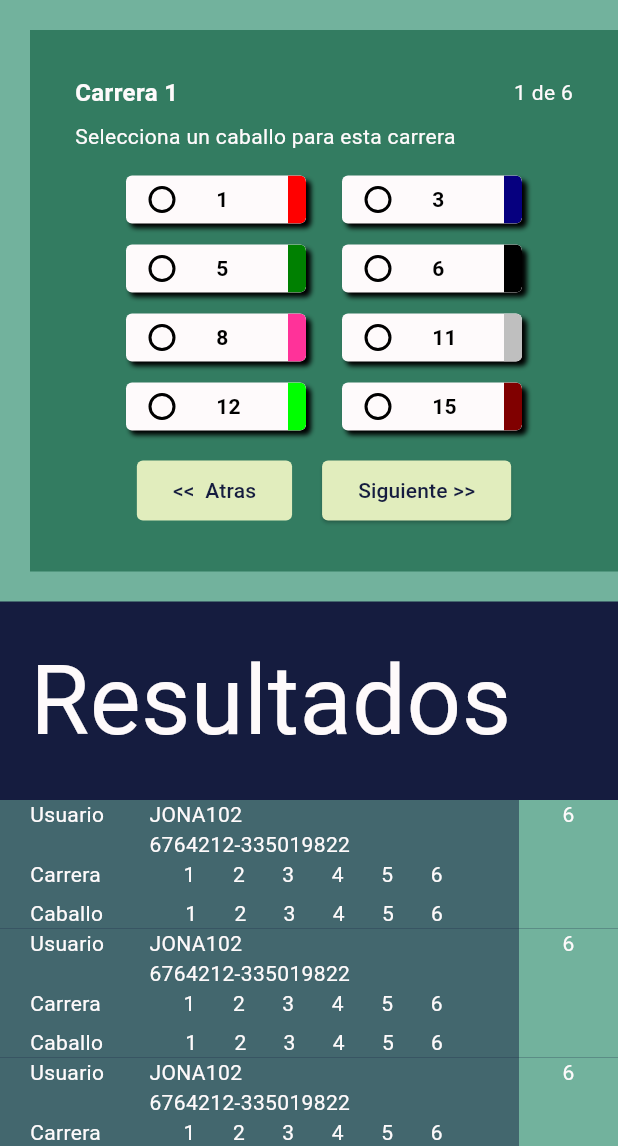
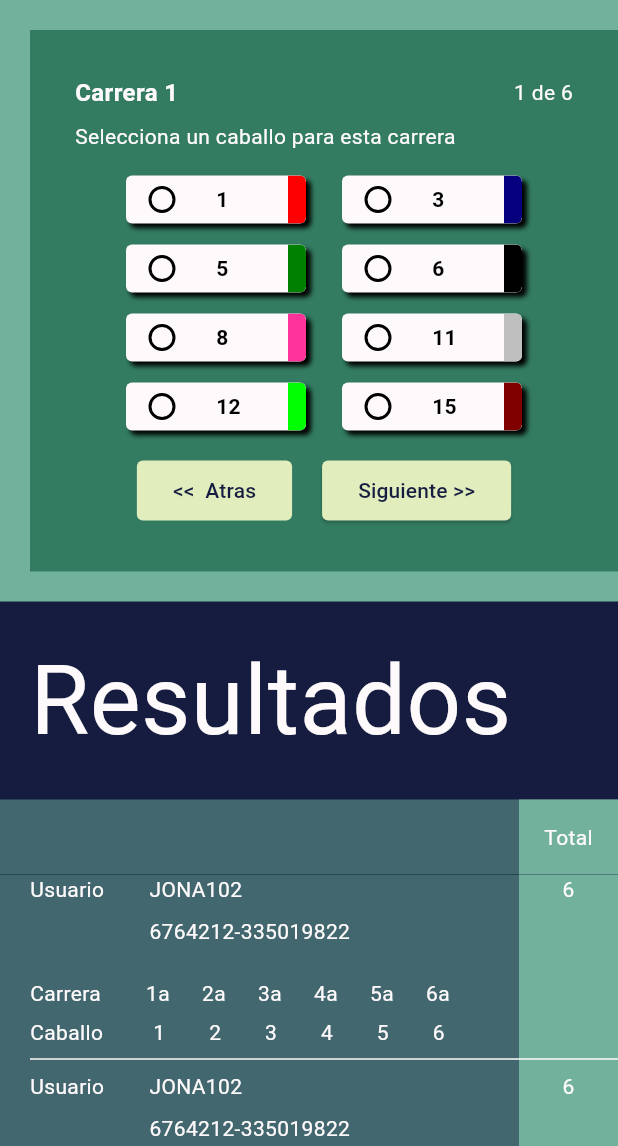
Before and after one commit to albertoleal19/e_fecta, a Flutter app: the screen it shows after launch, on a phone screen of 412 x 824 dp, the part 90-1236 px from its top. Run offline on Flutter 3.47's test engine with Material 3 defaults, Android fonts, the phone set to English and light mode, and no system bars; our stand-ins replace bloc, firebase_auth, firebase_core; accounts and stored records are empty.

Commit message:
feat: Built option selection and results table
These elements are responsive

```diff
--- /dev/null
+++ b/lib/core/size_contants.dart
@@ -0,0 +1,5 @@
+class WindowSizeContants {
+  static const double compact = 600;
+  static const double medium = 840;
+  static const double expanded = 1200;
+}
--- a/lib/presentation/plays/play_screen.dart
+++ b/lib/presentation/plays/play_screen.dart
@@ -46,31 +46,44 @@ class PlayScreen extends StatelessWidget {
                           style: TextStyle(fontSize: 64),
                         ),
                       ),
-                      Container(
-                        color: AppColors.darkBlue,
-                        height: 500,
-                        // child: UserInfo(),
-                        child: ListView.builder(
-                          itemBuilder: (context, index) {
-                            return ResultListItem();
-                            // return Row(
-                            //   children: [
-                            //     Expanded(
-                            //       child: Column(
-                            //         children: [
-                            //           UserInfo(),
-                            //           TicketInfo(),
-                            //         ],
-                            //       ),
-                            //     ),
-                            //     Container(
-                            //       width: 40,
-                            //       color: AppColors.darkGrey,
-                            //     ),
-                            //   ],
-                            // );
-                          },
-                          itemCount: 10,
+                      Center(
+                        child: Container(
+                          color: AppColors.darkBlue,
+                          constraints: const BoxConstraints(maxWidth: 1000),
+                          height: 730,
+                          // child: UserInfo(),
+                          child: Column(
+                            children: [
+                              Container(
+                                color: AppColors.darkerGreen,
+                                alignment: Alignment.centerRight,
+                                child: Row(
+                                  mainAxisSize: MainAxisSize.max,
+                                  children: [
+                                    Expanded(child: Container()),
+                                    Container(
+                                      alignment: Alignment.center,
+                                      color: AppColors.green,
+                                      width: 66,
+                                      height: 50,
+                                      child: const Text(
+                                        'Total',
+                                      ),
+                                    )
+                                  ],
+                                ),
+                              ),
+                              Expanded(
+                                child: ListView.builder(
+                                  physics: const ClampingScrollPhysics(),
+                                  itemBuilder: (context, index) {
+                                    return const ResultListItem();
+                                  },
+                                  itemCount: 20,
+                                ),
+                              ),
+                            ],
+                          ),
                         ),
                       ),
                     ],
--- a/lib/presentation/results/result_list_item.dart
+++ b/lib/presentation/results/result_list_item.dart
@@ -1,4 +1,5 @@
 import 'package:e_fecta/core/app_colors.dart';
+import 'package:e_fecta/core/size_contants.dart';
 import 'package:flutter/material.dart';
 
 class ResultListItem extends StatelessWidget {
@@ -6,68 +7,60 @@ class ResultListItem extends StatelessWidget {
 
   @override
   Widget build(BuildContext context) {
+    final double width = MediaQuery.sizeOf(context).width;
+    final isCompressedScreen = width < WindowSizeContants.compact;
     return IntrinsicHeight(
       child: Row(
+        crossAxisAlignment: CrossAxisAlignment.end,
         children: [
           Expanded(
             child: Container(
               color: AppColors.darkerGreen,
               child: Padding(
                 padding: const EdgeInsets.only(left: 20.0),
-                child: const Column(
-                  crossAxisAlignment: CrossAxisAlignment.start,
+                child: Builder(builder: (context) {
+                  if (!isCompressedScreen) {
+                    return const Column(
+                      children: [
+                        Expanded(
+                          child: Row(
                             children: [
                               UserInfo(),
                               TicketInfo(),
-                    // Divider(),
                             ],
                           ),
+                        ),
+                        Divider(),
+                      ],
+                    );
+                  } else {
+                    return const Column(
+                      crossAxisAlignment: CrossAxisAlignment.end,
+                      mainAxisSize: MainAxisSize.min,
+                      children: [
+                        UserInfo(),
+                        TicketInfo(),
+                        Divider(),
+                      ],
+                    );
+                  }
+                }),
               ),
             ),
           ),
           Container(
             width: 66,
             color: AppColors.green,
-            child: Column(
+            child: const Column(
               children: [
                 Expanded(child: Text('6')),
-                // Divider(),
+                Divider(),
               ],
             ),
           )
         ],
       ),
     );
-    // return Container(
-    //   // constraints: const BoxConstraints(maxHeight: 200),
-    //   color: AppColors.darkerGreen,
-    //   child: Column(
-    //     children: [
-    //       IntrinsicHeight(
-    //         child: Row(
-    //           children: [
-    //             const Expanded(
-    //               child: Column(
-    //                 mainAxisSize: MainAxisSize.min,
-    //                 children: [
-    //                   UserInfo(),
-    //                   TicketInfo(),
-    //                 ],
-    //               ),
-    //             ),
-    //             Container(
-    //               color: AppColors.green,
-    //               alignment: Alignment.topCenter,
-    //               width: 66,
-    //               child: const Text('6'),
-    //             )
-    //           ],
-    //         ),
-    //       ),
-    //       Divider(),
-    //     ],
-    //   ),
-    // );
   }
 }
 
@@ -76,19 +69,47 @@ class UserInfo extends StatelessWidget {
 
   @override
   Widget build(BuildContext context) {
-    return const Row(
+    final double width = MediaQuery.sizeOf(context).width;
+    final isCompressedScreen = width < WindowSizeContants.compact;
+    return Expanded(
+      flex: 60,
+      child: Column(
+        children: [
+          Row(
             crossAxisAlignment: CrossAxisAlignment.start,
             children: [
-        Text('Usuario'),
-        SizedBox(width: 30),
-        Column(
+              const Text('Usuario'),
+              const SizedBox(width: 30),
+              Expanded(
+                child: Builder(
+                  builder: (context) {
+                    if (isCompressedScreen) {
+                      return const Column(
                         crossAxisAlignment: CrossAxisAlignment.start,
                         children: [
                           Text('JONA102'),
+                          SizedBox(height: 8.0),
                           Text('6764212-335019822'),
                         ],
+                      );
+                    } else {
+                      return const Row(
+                        mainAxisAlignment: MainAxisAlignment.center,
+                        mainAxisSize: MainAxisSize.max,
+                        children: [
+                          Text('JONA102'),
+                          Expanded(
+                              child: Center(child: Text('6764212-335019822'))),
+                        ],
+                      );
+                    }
+                  },
+                ),
               )
             ],
+          ),
+        ],
+      ),
     );
   }
 }
@@ -98,8 +119,15 @@ class TicketInfo extends StatelessWidget {
 
   @override
   Widget build(BuildContext context) {
-    return Container(
-      constraints: BoxConstraints(maxWidth: 300),
+    final double width = MediaQuery.sizeOf(context).width;
+    final isCompressedScreen = width < WindowSizeContants.compact;
+    return Expanded(
+      flex: 40,
+      child: Align(
+        alignment: isCompressedScreen ? Alignment.topLeft : Alignment.center,
+        child: Container(
+          padding: const EdgeInsets.only(right: 20),
+          constraints: const BoxConstraints(minWidth: 200, maxWidth: 300),
           child: const Column(
             children: [
               Row(
@@ -108,14 +136,14 @@ class TicketInfo extends StatelessWidget {
                   SizedBox(width: 30),
                   Expanded(
                     child: Row(
-                  mainAxisAlignment: MainAxisAlignment.spaceEvenly,
+                      mainAxisAlignment: MainAxisAlignment.spaceBetween,
                       children: [
-                    Text('1'),
-                    Text('2'),
-                    Text('3'),
-                    Text('4'),
-                    Text('5'),
-                    Text('6'),
+                        TicketInfoItem(value: '1a'),
+                        TicketInfoItem(value: '2a'),
+                        TicketInfoItem(value: '3a'),
+                        TicketInfoItem(value: '4a'),
+                        TicketInfoItem(value: '5a'),
+                        TicketInfoItem(value: '6a'),
                       ],
                     ),
                   )
@@ -128,14 +156,14 @@ class TicketInfo extends StatelessWidget {
                   SizedBox(width: 30),
                   Expanded(
                     child: Row(
-                  mainAxisAlignment: MainAxisAlignment.spaceEvenly,
+                      mainAxisAlignment: MainAxisAlignment.spaceBetween,
                       children: [
-                    Text('1'),
-                    Text('2'),
-                    Text('3'),
-                    Text('4'),
-                    Text('5'),
-                    Text('6'),
+                        TicketInfoItem(value: '1'),
+                        TicketInfoItem(value: '2'),
+                        TicketInfoItem(value: '3'),
+                        TicketInfoItem(value: '4'),
+                        TicketInfoItem(value: '5'),
+                        TicketInfoItem(value: '6'),
                       ],
                     ),
                   )
@@ -143,6 +171,27 @@ class TicketInfo extends StatelessWidget {
               ),
             ],
           ),
+        ),
+      ),
     );
   }
 }
+
+class TicketInfoItem extends StatelessWidget {
+  const TicketInfoItem({Key? key, required this.value}) : super(key: key);
+
+  final String value;
+
+  @override
+  Widget build(BuildContext context) {
+    return Flexible(
+      child: Container(
+        constraints: const BoxConstraints(minWidth: 15, maxHeight: 30),
+        child: Text(
+          value,
+          textAlign: TextAlign.center,
+        ),
+      ),
+    );
+  }
+}
```
Lines whose indentation alone changed are shown as unchanged.
